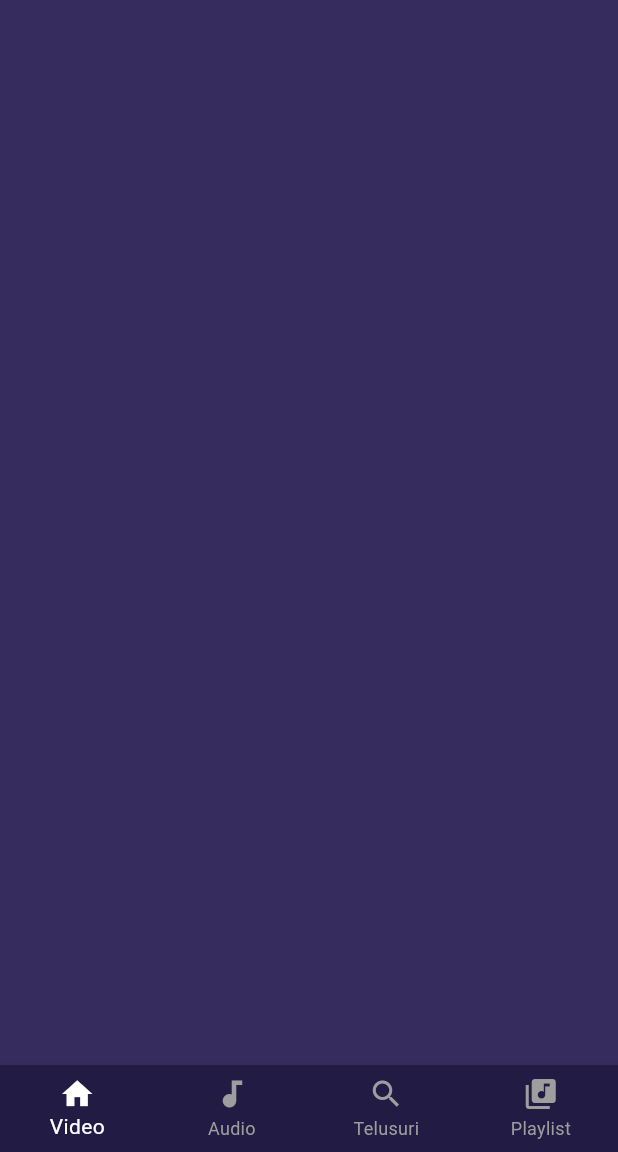
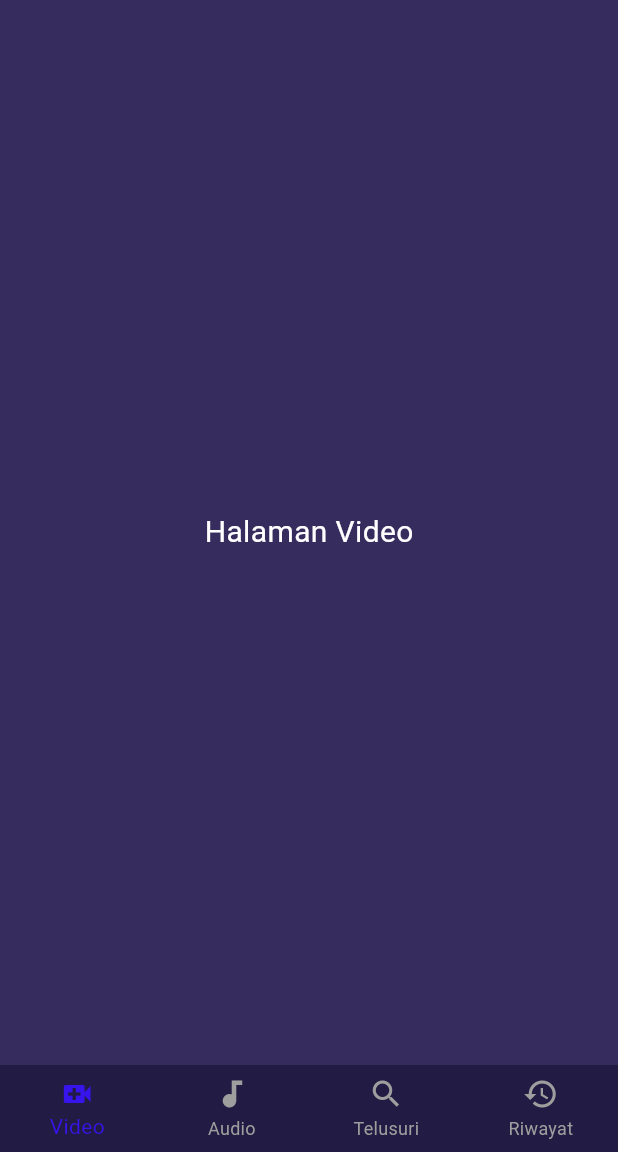
Before and after one commit to Dheatrilova/Music-Video_Player, a Flutter app: the screen it shows after launch, on a phone screen of 412 x 824 dp, the part 84-1236 px from its top. Run offline on Flutter 3.47's test engine with Material 3 defaults, Android fonts, the phone set to English and light mode, and no system bars.

Commit message:
finishing bottomNav

```diff
--- a/lib/main.dart
+++ b/lib/main.dart
@@ -1,4 +1,9 @@
 import 'package:flutter/material.dart';
+import 'video_page.dart';
+import 'audio_page.dart';
+import 'search_page.dart';
+import 'history_page.dart';
+
 
 void main() {
   runApp(const MyApp());
@@ -30,29 +35,43 @@ class MyHomePage extends StatefulWidget {
 }
 
 class _MyHomePageState extends State<MyHomePage> {
+  int _currentIndex = 0;
+
+  final List<Widget> _pages = const [
+    VideoPage(),
+    AudioPage(),
+    SearchPage(),
+    HistoryPage(),
+  ];
+
   @override
   Widget build(BuildContext context) {
     return Scaffold(
       appBar: AppBar(
         backgroundColor: const Color.fromARGB(255, 34, 27, 68),
+        leading: const Icon(Icons.person, color: Colors.white),
+        title: Text(widget.title, style: const TextStyle(color: Colors.white)),
+        centerTitle: true,
+        actions: const [Icon(Icons.more_vert, color: Colors.white)],
 
-        leading: const Icon(Icons.person, color: Colors.white),
-
-        title: Text(widget.title, style: const TextStyle(color: Colors.white)),
-
-        centerTitle: true,
-
-        actions: const [Icon(Icons.more_vert, color: Colors.white)],
       ),
 
+      body: _pages[_currentIndex],
+
       bottomNavigationBar: BottomNavigationBar(
+        currentIndex: _currentIndex,
         type: BottomNavigationBarType.fixed,
         backgroundColor: const Color.fromARGB(255, 34, 27, 68),
-        selectedItemColor: Colors.white,
+        selectedItemColor: Color(0xFF3713EC),
         unselectedItemColor: Colors.grey,
+        onTap: (index) {
+          setState(() {
+            _currentIndex = index;
+          });
+        },
         items: const <BottomNavigationBarItem>[
           BottomNavigationBarItem(
-            icon: Icon(Icons.home),
+            icon: Icon(Icons.video_call),
             label: 'Video',
           ),
           BottomNavigationBarItem(
@@ -64,20 +83,12 @@ class _MyHomePageState extends State<MyHomePage> {
             label: 'Telusuri',
           ),
           BottomNavigationBarItem(
-            icon: Icon(Icons.library_music),
-            label: 'Playlist',
+            icon: Icon(Icons.history),
+            label: 'Riwayat',
           ),
         ],
       ),
 
-      body: const Center(
-        child: Column(
-          mainAxisAlignment: MainAxisAlignment.center,
-          children: [
-
-          ],
-        ),
-      ),
     );
   }
 }
--- /dev/null
+++ b/lib/video_page.dart
@@ -0,0 +1,15 @@
+import 'package:flutter/material.dart';
+
+class VideoPage extends StatelessWidget {
+  const VideoPage({super.key});
+
+  @override
+  Widget build(BuildContext context) {
+    return const Center(
+      child: Text(
+        'Halaman Video',
+        style: TextStyle(color: Colors.white, fontSize: 20),
+      ),
+    );
+  }
+}
```
Also changed, not shown: lib/audio_page.dart (added, +15 -0 lines), lib/history_page.dart (added, +15 -0 lines), lib/search_page.dart (added, +15 -0 lines).
